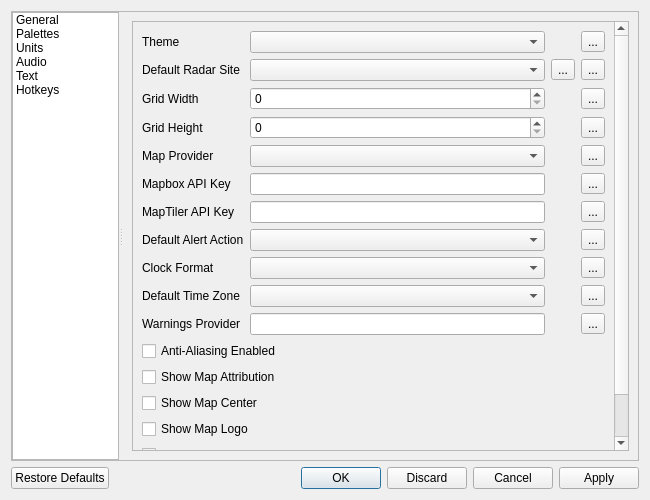
Qt form scwx-qt/source/scwx/qt/ui/settings_dialog.ui (dpaulat/supercell-wx) before a commit.
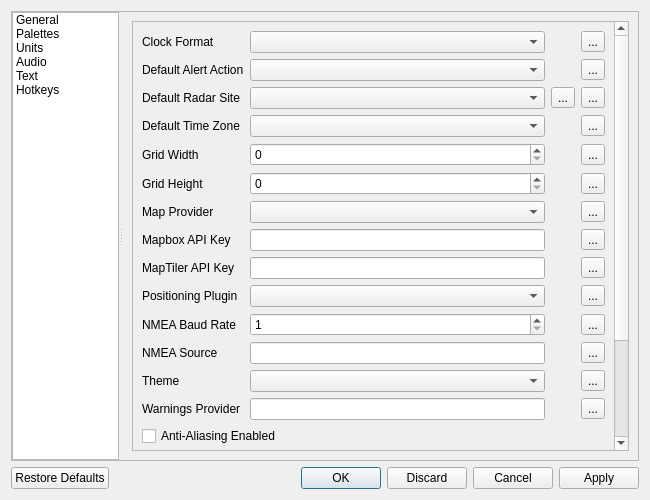
The same form after that commit. Icons and pictures are not drawn.

Commit message: Add NMEA to settings dialog

Diff of the .ui file:
```diff
--- a/scwx-qt/source/scwx/qt/ui/settings_dialog.ui
+++ b/scwx-qt/source/scwx/qt/ui/settings_dialog.ui
@@ -137,7 +137,7 @@
                 <x>0</x>
                 <y>0</y>
                 <width>513</width>
-                <height>482</height>
+                <height>566</height>
                </rect>
               </property>
               <layout class="QVBoxLayout" name="verticalLayout">
@@ -159,11 +159,8 @@
                   <property name="bottomMargin">
                    <number>0</number>
                   </property>
-                  <item row="8" column="2">
-                   <widget class="QComboBox" name="defaultAlertActionComboBox"/>
-                  </item>
-                  <item row="6" column="4">
-                   <widget class="QToolButton" name="resetMapboxApiKeyButton">
+                  <item row="4" column="4">
+                   <widget class="QToolButton" name="resetDefaultTimeZoneButton">
                     <property name="text">
                      <string>...</string>
                     </property>
@@ -173,15 +170,8 @@
                     </property>
                    </widget>
                   </item>
-                  <item row="6" column="0">
-                   <widget class="QLabel" name="label_4">
-                    <property name="text">
-                     <string>Mapbox API Key</string>
-                    </property>
-                   </widget>
-                  </item>
                   <item row="9" column="4">
-                   <widget class="QToolButton" name="resetClockFormatButton">
+                   <widget class="QToolButton" name="resetMapboxApiKeyButton">
                     <property name="text">
                      <string>...</string>
                     </property>
@@ -191,35 +181,17 @@
                     </property>
                    </widget>
                   </item>
-                  <item row="10" column="0">
-                   <widget class="QLabel" name="label_21">
-                    <property name="text">
-                     <string>Default Time Zone</string>
-                    </property>
-                   </widget>
-                  </item>
-                  <item row="8" column="4">
-                   <widget class="QToolButton" name="resetDefaultAlertActionButton">
-                    <property name="text">
-                     <string>...</string>
-                    </property>
-                    <property name="icon">
-                     <iconset resource="../../../../scwx-qt.qrc">
-                      <normaloff>:/res/icons/font-awesome-6/rotate-left-solid.svg</normaloff>:/res/icons/font-awesome-6/rotate-left-solid.svg</iconset>
-                    </property>
-                   </widget>
-                  </item>
-                  <item row="9" column="0">
+                  <item row="1" column="0">
                    <widget class="QLabel" name="label_20">
                     <property name="text">
                      <string>Clock Format</string>
                     </property>
                    </widget>
                   </item>
-                  <item row="2" column="4">
-                   <widget class="QToolButton" name="resetGridWidthButton">
+                  <item row="14" column="0">
+                   <widget class="QLabel" name="label_25">
                     <property name="text">
-                     <string>...</string>
+                     <string>NMEA Source</string>
                     </property>
                     <property name="icon">
                      <iconset resource="../../../../scwx-qt.qrc">
@@ -227,8 +199,8 @@
                     </property>
                    </widget>
                   </item>
-                  <item row="1" column="4">
-                   <widget class="QToolButton" name="resetRadarSiteButton">
+                  <item row="18" column="4">
+                   <widget class="QToolButton" name="resetWarningsProviderButton">
                     <property name="text">
                      <string>...</string>
                     </property>
@@ -238,15 +210,22 @@
                     </property>
                    </widget>
                   </item>
-                  <item row="3" column="0">
+                  <item row="9" column="0">
+                   <widget class="QLabel" name="label_4">
+                    <property name="text">
+                     <string>Mapbox API Key</string>
+                    </property>
+                   </widget>
+                  </item>
+                  <item row="6" column="0">
                    <widget class="QLabel" name="label_3">
                     <property name="text">
                      <string>Grid Height</string>
                     </property>
                    </widget>
                   </item>
-                  <item row="3" column="4">
-                   <widget class="QToolButton" name="resetGridHeightButton">
+                  <item row="3" column="3">
+                   <widget class="QToolButton" name="radarSiteSelectButton">
                     <property name="text">
                      <string>...</string>
                     </property>
@@ -256,113 +235,106 @@
                     </property>
                    </widget>
                   </item>
-                  <item row="11" column="2">
-                   <widget class="QLineEdit" name="warningsProviderLineEdit"/>
-                  </item>
-                  <item row="0" column="2">
-                   <widget class="QComboBox" name="themeComboBox"/>
-                  </item>
-                  <item row="11" column="0">
+                  <item row="18" column="0">
                    <widget class="QLabel" name="label_22">
                     <property name="text">
                      <string>Warnings Provider</string>
                     </property>
                    </widget>
                   </item>
-                  <item row="2" column="2">
-                   <widget class="QSpinBox" name="gridWidthSpinBox"/>
-                  </item>
-                  <item row="5" column="4">
-                   <widget class="QToolButton" name="resetMapProviderButton">
-                    <property name="text">
-                     <string>...</string>
-                    </property>
-                    <property name="icon">
-                     <iconset resource="../../../../scwx-qt.qrc">
-                      <normaloff>:/res/icons/font-awesome-6/rotate-left-solid.svg</normaloff>:/res/icons/font-awesome-6/rotate-left-solid.svg</iconset>
-                    </property>
-                   </widget>
-                  </item>
-                  <item row="6" column="2">
-                   <widget class="QLineEdit" name="mapboxApiKeyLineEdit">
-                    <property name="echoMode">
-                     <enum>QLineEdit::Password</enum>
-                    </property>
-                   </widget>
-                  </item>
-                  <item row="0" column="4">
-                   <widget class="QToolButton" name="resetThemeButton">
-                    <property name="text">
-                     <string>...</string>
-                    </property>
-                    <property name="icon">
-                     <iconset resource="../../../../scwx-qt.qrc">
-                      <normaloff>:/res/icons/font-awesome-6/rotate-left-solid.svg</normaloff>:/res/icons/font-awesome-6/rotate-left-solid.svg</iconset>
-                    </property>
-                   </widget>
-                  </item>
-                  <item row="3" column="2">
-                   <widget class="QSpinBox" name="gridHeightSpinBox"/>
-                  </item>
-                  <item row="9" column="2">
+                  <item row="1" column="2">
                    <widget class="QComboBox" name="clockFormatComboBox"/>
                   </item>
-                  <item row="10" column="2">
-                   <widget class="QComboBox" name="defaultTimeZoneComboBox"/>
-                  </item>
-                  <item row="1" column="3">
-                   <widget class="QToolButton" name="radarSiteSelectButton">
-                    <property name="text">
-                     <string>...</string>
-                    </property>
-                   </widget>
-                  </item>
-                  <item row="0" column="0">
-                   <widget class="QLabel" name="label_5">
-                    <property name="text">
-                     <string>Theme</string>
-                    </property>
-                   </widget>
-                  </item>
-                  <item row="7" column="0">
-                   <widget class="QLabel" name="label_6">
-                    <property name="text">
-                     <string>MapTiler API Key</string>
-                    </property>
-                   </widget>
-                  </item>
                   <item row="5" column="0">
-                   <widget class="QLabel" name="label_7">
-                    <property name="text">
-                     <string>Map Provider</string>
-                    </property>
-                   </widget>
-                  </item>
-                  <item row="8" column="0">
-                   <widget class="QLabel" name="defaultAlertActionLabel">
-                    <property name="text">
-                     <string>Default Alert Action</string>
-                    </property>
-                   </widget>
-                  </item>
-                  <item row="2" column="0">
                    <widget class="QLabel" name="label_2">
                     <property name="text">
                      <string>Grid Width</string>
                     </property>
                    </widget>
                   </item>
-                  <item row="1" column="0">
+                  <item row="3" column="2">
+                   <widget class="QComboBox" name="radarSiteComboBox"/>
+                  </item>
+                  <item row="2" column="0">
+                   <widget class="QLabel" name="defaultAlertActionLabel">
+                    <property name="text">
+                     <string>Default Alert Action</string>
+                    </property>
+                   </widget>
+                  </item>
+                  <item row="4" column="0">
+                   <widget class="QLabel" name="label_21">
+                    <property name="text">
+                     <string>Default Time Zone</string>
+                    </property>
+                   </widget>
+                  </item>
+                  <item row="13" column="0">
+                   <widget class="QLabel" name="label_24">
+                    <property name="text">
+                     <string>NMEA Baud Rate</string>
+                    </property>
+                   </widget>
+                  </item>
+                  <item row="2" column="2">
+                   <widget class="QComboBox" name="defaultAlertActionComboBox"/>
+                  </item>
+                  <item row="10" column="0">
+                   <widget class="QLabel" name="label_6">
+                    <property name="text">
+                     <string>MapTiler API Key</string>
+                    </property>
+                   </widget>
+                  </item>
+                  <item row="15" column="2">
+                   <widget class="QComboBox" name="themeComboBox"/>
+                  </item>
+                  <item row="15" column="0">
+                   <widget class="QLabel" name="label_5">
+                    <property name="text">
+                     <string>Theme</string>
+                    </property>
+                   </widget>
+                  </item>
+                  <item row="11" column="2">
+                   <widget class="QComboBox" name="positioningPluginComboBox"/>
+                  </item>
+                  <item row="3" column="0">
                    <widget class="QLabel" name="label">
                     <property name="text">
                      <string>Default Radar Site</string>
                     </property>
                    </widget>
                   </item>
-                  <item row="5" column="2">
-                   <widget class="QComboBox" name="mapProviderComboBox"/>
+                  <item row="1" column="4">
+                   <widget class="QToolButton" name="resetClockFormatButton">
+                    <property name="text">
+                     <string>...</string>
+                    </property>
+                    <property name="icon">
+                     <iconset resource="../../../../scwx-qt.qrc">
+                      <normaloff>:/res/icons/font-awesome-6/rotate-left-solid.svg</normaloff>:/res/icons/font-awesome-6/rotate-left-solid.svg</iconset>
+                    </property>
+                   </widget>
                   </item>
-                  <item row="7" column="4">
+                  <item row="6" column="2">
+                   <widget class="QSpinBox" name="gridHeightSpinBox"/>
+                  </item>
+                  <item row="3" column="4">
+                   <widget class="QToolButton" name="resetRadarSiteButton">
+                    <property name="text">
+                     <string>...</string>
+                    </property>
+                    <property name="icon">
+                     <iconset resource="../../../../scwx-qt.qrc">
+                      <normaloff>:/res/icons/font-awesome-6/rotate-left-solid.svg</normaloff>:/res/icons/font-awesome-6/rotate-left-solid.svg</iconset>
+                    </property>
+                   </widget>
+                  </item>
+                  <item row="4" column="2">
+                   <widget class="QComboBox" name="defaultTimeZoneComboBox"/>
+                  </item>
+                  <item row="10" column="4">
                    <widget class="QToolButton" name="resetMapTilerApiKeyButton">
                     <property name="text">
                      <string>...</string>
@@ -373,29 +345,135 @@
                     </property>
                    </widget>
                   </item>
-                  <item row="1" column="2">
-                   <widget class="QComboBox" name="radarSiteComboBox"/>
+                  <item row="18" column="2">
+                   <widget class="QLineEdit" name="warningsProviderLineEdit"/>
                   </item>
-                  <item row="7" column="2">
+                  <item row="6" column="4">
+                   <widget class="QToolButton" name="resetGridHeightButton">
+                    <property name="text">
+                     <string>...</string>
+                    </property>
+                    <property name="icon">
+                     <iconset resource="../../../../scwx-qt.qrc">
+                      <normaloff>:/res/icons/font-awesome-6/rotate-left-solid.svg</normaloff>:/res/icons/font-awesome-6/rotate-left-solid.svg</iconset>
+                    </property>
+                   </widget>
+                  </item>
+                  <item row="15" column="4">
+                   <widget class="QToolButton" name="resetThemeButton">
+                    <property name="text">
+                     <string>...</string>
+                    </property>
+                    <property name="icon">
+                     <iconset resource="../../../../scwx-qt.qrc">
+                      <normaloff>:/res/icons/font-awesome-6/rotate-left-solid.svg</normaloff>:/res/icons/font-awesome-6/rotate-left-solid.svg</iconset>
+                    </property>
+                   </widget>
+                  </item>
+                  <item row="9" column="2">
+                   <widget class="QLineEdit" name="mapboxApiKeyLineEdit">
+                    <property name="echoMode">
+                     <enum>QLineEdit::EchoMode::Password</enum>
+                    </property>
+                   </widget>
+                  </item>
+                  <item row="8" column="2">
+                   <widget class="QComboBox" name="mapProviderComboBox"/>
+                  </item>
+                  <item row="2" column="4">
+                   <widget class="QToolButton" name="resetDefaultAlertActionButton">
+                    <property name="text">
+                     <string>...</string>
+                    </property>
+                    <property name="icon">
+                     <iconset resource="../../../../scwx-qt.qrc">
+                      <normaloff>:/res/icons/font-awesome-6/rotate-left-solid.svg</normaloff>:/res/icons/font-awesome-6/rotate-left-solid.svg</iconset>
+                    </property>
+                   </widget>
+                  </item>
+                  <item row="5" column="2">
+                   <widget class="QSpinBox" name="gridWidthSpinBox"/>
+                  </item>
+                  <item row="5" column="4">
+                   <widget class="QToolButton" name="resetGridWidthButton">
+                    <property name="text">
+                     <string>...</string>
+                    </property>
+                    <property name="icon">
+                     <iconset resource="../../../../scwx-qt.qrc">
+                      <normaloff>:/res/icons/font-awesome-6/rotate-left-solid.svg</normaloff>:/res/icons/font-awesome-6/rotate-left-solid.svg</iconset>
+                    </property>
+                   </widget>
+                  </item>
+                  <item row="8" column="4">
+                   <widget class="QToolButton" name="resetMapProviderButton">
+                    <property name="text">
+                     <string>...</string>
+                    </property>
+                    <property name="icon">
+                     <iconset resource="../../../../scwx-qt.qrc">
+                      <normaloff>:/res/icons/font-awesome-6/rotate-left-solid.svg</normaloff>:/res/icons/font-awesome-6/rotate-left-solid.svg</iconset>
+                    </property>
+                   </widget>
+                  </item>
+                  <item row="8" column="0">
+                   <widget class="QLabel" name="label_7">
+                    <property name="text">
+                     <string>Map Provider</string>
+                    </property>
+                   </widget>
+                  </item>
+                  <item row="10" column="2">
                    <widget class="QLineEdit" name="mapTilerApiKeyLineEdit">
                     <property name="echoMode">
                      <enum>QLineEdit::Password</enum>
                     </property>
                    </widget>
                   </item>
-                  <item row="10" column="4">
-                   <widget class="QToolButton" name="resetDefaultTimeZoneButton">
+                  <item row="11" column="0">
+                   <widget class="QLabel" name="label_23">
                     <property name="text">
-                     <string>...</string>
+                     <string>Positioning Plugin</string>
                     </property>
-                    <property name="icon">
-                     <iconset resource="../../../../scwx-qt.qrc">
-                      <normaloff>:/res/icons/font-awesome-6/rotate-left-solid.svg</normaloff>:/res/icons/font-awesome-6/rotate-left-solid.svg</iconset>
+                   </widget>
+                  </item>
+                  <item row="14" column="2">
+                   <widget class="QLineEdit" name="nmeaSourceLineEdit"/>
+                  </item>
+                  <item row="13" column="2">
+                   <widget class="QSpinBox" name="nmeaBaudRateSpinBox">
+                    <property name="minimum">
+                     <number>1</number>
+                    </property>
+                    <property name="maximum">
+                     <number>999999999</number>
                     </property>
                    </widget>
                   </item>
                   <item row="11" column="4">
-                   <widget class="QToolButton" name="resetWarningsProviderButton">
+                   <widget class="QToolButton" name="resetPositioningPluginButton">
+                    <property name="text">
+                     <string>...</string>
+                    </property>
+                    <property name="icon">
+                     <iconset resource="../../../../scwx-qt.qrc">
+                      <normaloff>:/res/icons/font-awesome-6/rotate-left-solid.svg</normaloff>:/res/icons/font-awesome-6/rotate-left-solid.svg</iconset>
+                    </property>
+                   </widget>
+                  </item>
+                  <item row="13" column="4">
+                   <widget class="QToolButton" name="resetNmeaBaudRateButton">
+                    <property name="text">
+                     <string>...</string>
+                    </property>
+                    <property name="icon">
+                     <iconset resource="../../../../scwx-qt.qrc">
+                      <normaloff>:/res/icons/font-awesome-6/rotate-left-solid.svg</normaloff>:/res/icons/font-awesome-6/rotate-left-solid.svg</iconset>
+                    </property>
+                   </widget>
+                  </item>
+                  <item row="14" column="4">
+                   <widget class="QToolButton" name="resetNmeaSourceButton">
                     <property name="text">
                      <string>...</string>
                     </property>
```
Left out of the diff: 72 changed lines with no effect on the pictures. The commit also changes 3 other files.
